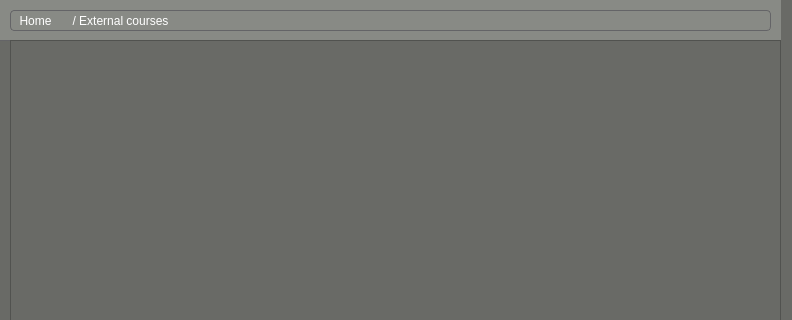
The window that qt/IE0217/mainwindow.ui (Jams1001/Proyecto_IE0217) describes before a commit, drawn with Qt 5; both pictures show x 0 to 792 and y 0 to 320 of the 792 by 573 pixel window.
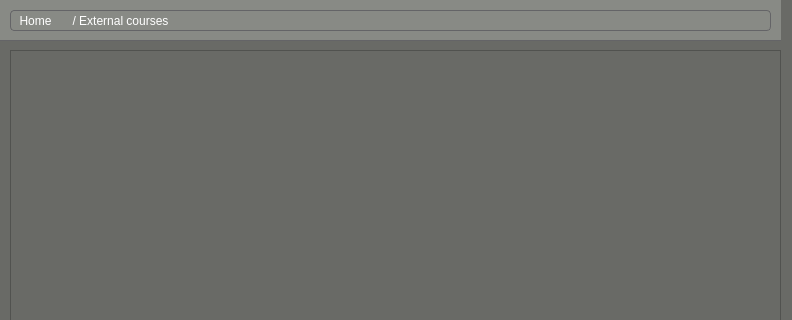
The same window after the commit. The open tabs and pages were chosen to show the change.

Commit message: Acomodando márgenes

```diff
--- a/qt/IE0217/mainwindow.ui
+++ b/qt/IE0217/mainwindow.ui
@@ -1090,9 +1090,9 @@
       <property name="geometry">
        <rect>
         <x>10</x>
-        <y>40</y>
+        <y>50</y>
         <width>771</width>
-        <height>401</height>
+        <height>391</height>
        </rect>
       </property>
       <property name="styleSheet">
@@ -1107,7 +1107,7 @@
          <x>0</x>
          <y>0</y>
          <width>769</width>
-         <height>399</height>
+         <height>389</height>
         </rect>
        </property>
       </widget>
```
Left out of the diff: 26 changed lines with no effect on the pictures. The commit also changes 2 other files.
